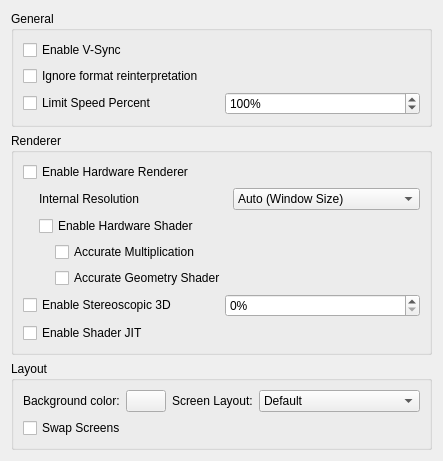
Old version of the form src/citra_qt/configuration/configure_graphics.ui in the repository taken2009/citra.
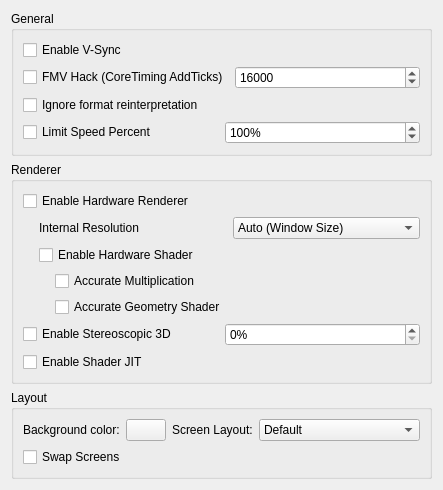
New version of the form.

Commit message: Add FMV_hack option(Core timing overwrite)

The edit to the form file:
```diff
--- a/src/citra_qt/configuration/configure_graphics.ui
+++ b/src/citra_qt/configuration/configure_graphics.ui
@@ -27,6 +27,30 @@
         </property>
        </widget>
       </item>
+       <item>
+        <layout class="QHBoxLayout" name="horizontalLayout_6">
+         <item>
+          <widget class="QCheckBox" name="FMV_hack">
+           <property name="text">
+            <string>FMV Hack (CoreTiming AddTicks)</string>
+           </property>
+          </widget>
+         </item>
+         <item>
+          <widget class="QSpinBox" name="AddTicks">
+           <property name="minimum">
+            <number>1</number>
+           </property>
+           <property name="maximum">
+            <number>999999</number>
+           </property>
+           <property name="value">
+            <number>16000</number>
+           </property>
+          </widget>
+         </item>
+        </layout>
+       </item>
      <item>
     <widget class="QCheckBox" name="toggle_bos">
      <property name="text">
```
The commit also changes 4 other files.
